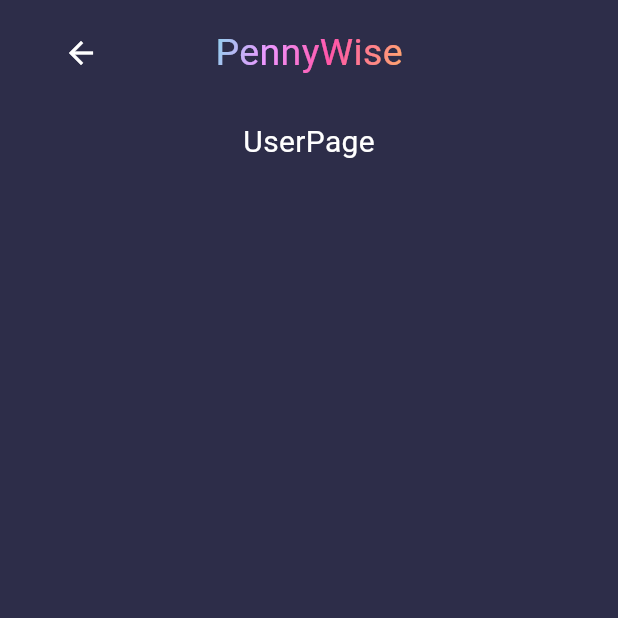
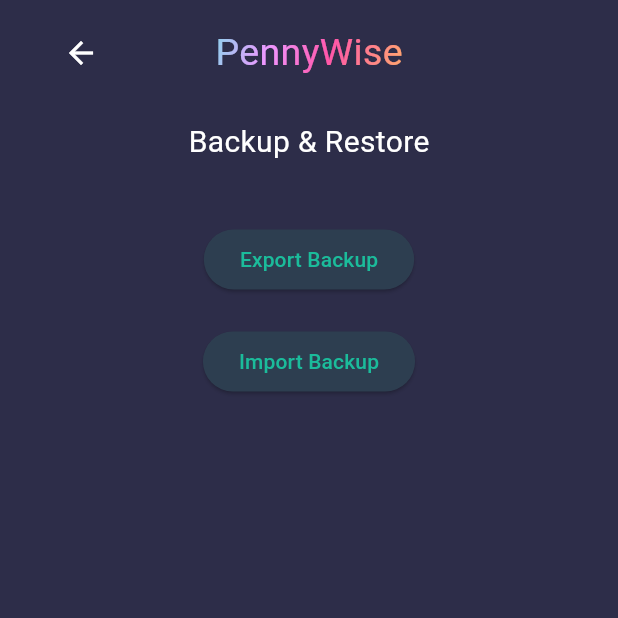
Before and after one commit to sadmaxie/PennyWise, a Flutter app: the UserPage screen opened by its route, on a phone screen of 412 x 824 dp, the top half of it. Run offline on Flutter 3.47's test engine with Material 3 defaults, Android fonts, the light colour scheme and no system bars; our stand-ins replace file_picker, flutter_svg, fluttertoast, google_nav_bar, hive; accounts and stored records are empty.

Commit message:
feat: Finalize import/export and update wallet provider.

```diff
--- a/lib/components/wallet_provider.dart
+++ b/lib/components/wallet_provider.dart
@@ -4,7 +4,7 @@
 import 'package:pennywise/database/transaction_item.dart';
 
 class WalletProvider extends ChangeNotifier {
-  final Box<Wallet> _walletBox = Hive.box<Wallet>('walletsBox');
+  Box<Wallet> get _walletBox => Hive.box<Wallet>('walletsBox');
 
   List<Wallet> get wallets => _walletBox.values.toList();
 
@@ -14,6 +14,10 @@
   Future<void> addWallet(Wallet wallet) async {
     await _walletBox.add(wallet);
     notifyListeners();
+  }
+
+  void refresh() {
+    notifyListeners(); // Forces UI to update with fresh box values
   }
 
   Future<void> updateWallet(int index, Wallet updated) async {
--- a/lib/database/wallet.dart
+++ b/lib/database/wallet.dart
@@ -22,10 +22,10 @@
   String? description;
 
   @HiveField(5)
-  int colorValue; // we store color as int
+  int colorValue;
 
   @HiveField(6)
-  String? icon; // optional - can be extended
+  String? icon;
 
   @HiveField(7)
   double? incomePercent;
--- a/lib/screens/user/user_page.dart
+++ b/lib/screens/user/user_page.dart
@@ -1,5 +1,7 @@
 import 'package:flutter/material.dart';
-import '../../components/app_bar.dart'; // adjust path if needed
+import '../../components/app_bar.dart';
+import '../../database/exportImport_helper.dart';
+
 
 class UserPage extends StatelessWidget {
   const UserPage({super.key});
@@ -12,17 +14,23 @@
         child: Padding(
           padding: const EdgeInsets.fromLTRB(20, 0, 20, 0),
           child: Column(
-            children: const [
-              TopHeader(
-                showBackButton: true,
-                showIconButton: false,
+            crossAxisAlignment: CrossAxisAlignment.center,
+            children: [
+              const TopHeader(showBackButton: true, showIconButton: false),
+              const SizedBox(height: 20),
+              const Text(
+                "Backup & Restore",
+                style: TextStyle(color: Colors.white, fontSize: 20),
               ),
-              SizedBox(height: 20),
-              Center(
-                child: Text(
-                  "UserPage",
-                  style: TextStyle(color: Colors.white, fontSize: 20),
-                ),
+              const SizedBox(height: 40),
+              ElevatedButton(
+                onPressed: () => exportBackup(context),
+                child: const Text("Export Backup"),
+              ),
+              const SizedBox(height: 20),
+              ElevatedButton(
+                onPressed: () => importBackup(context),
+                child: const Text("Import Backup"),
               ),
             ],
           ),
--- a/pubspec.yaml
+++ b/pubspec.yaml
@@ -41,6 +41,8 @@
   hive_flutter: ^1.1.0
   path_provider: ^2.1.5
   provider: ^6.1.5
+  archive: ^4.0.7
+  file_picker: ^10.1.9
 
 
 
```
Also changed, not shown: lib/database/exportImport_helper.dart (added, +174 -0 lines), lib/main.dart (+11 -7 lines), pubspec.lock.
